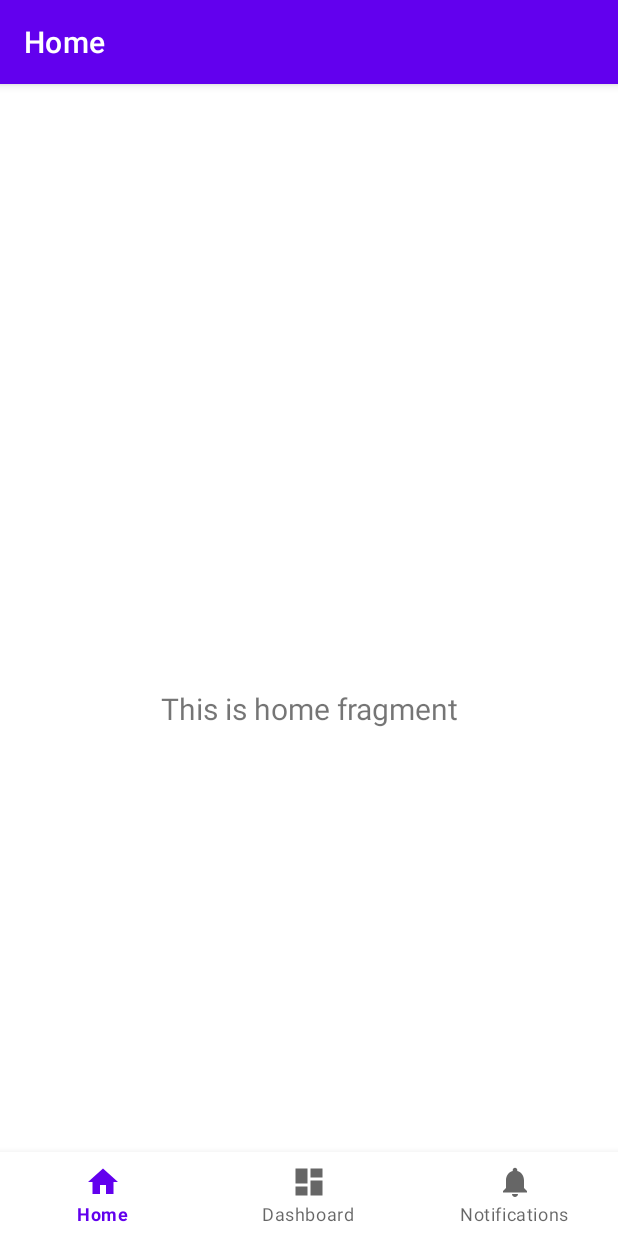
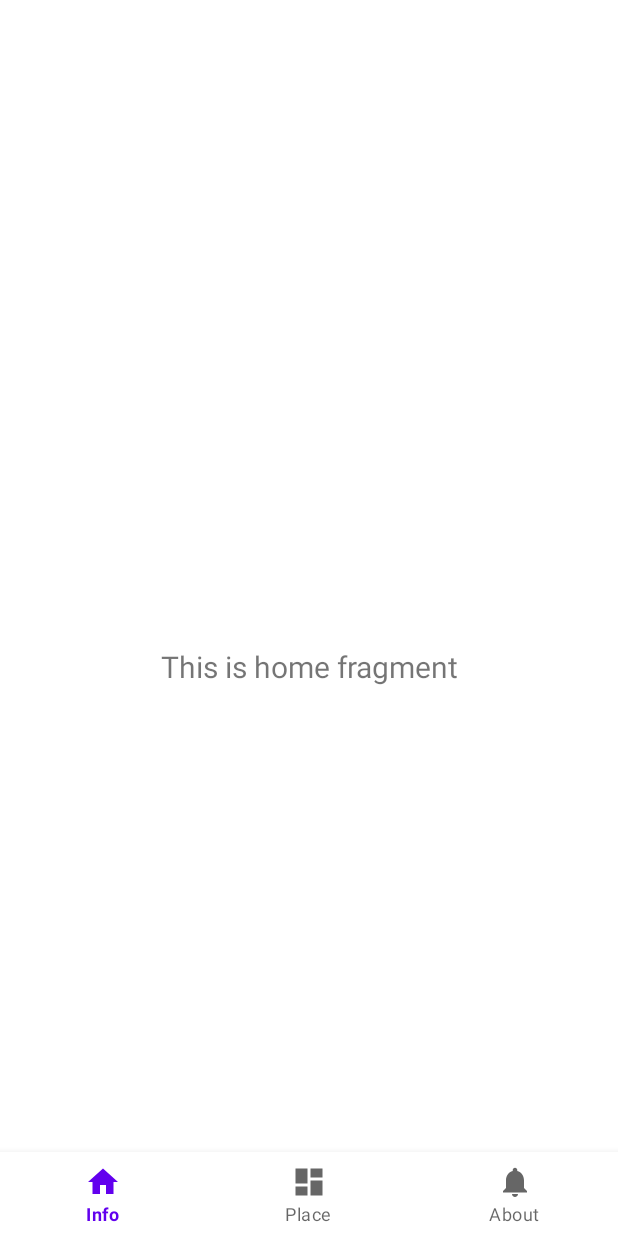
Before and after one commit to raflyfahrezi/Tugas-UAS-Genap-2021-AKB-IF-9-10118377, an Android app: the screen it shows after launch (MainActivity), on a phone screen of 412 x 824 dp. Run offline under Robolectric (Android 15) with nearby library versions, the phone set to English and light mode, and no system bars; our stand-ins replace navigation-ui.

Commit message:
fix title

```diff
--- a/app/src/main/java/com/example/tugas_uas_genap_2021_akb_if_9_10118377/MainActivity.java
+++ b/app/src/main/java/com/example/tugas_uas_genap_2021_akb_if_9_10118377/MainActivity.java
@@ -32,6 +32,7 @@ public class MainActivity extends AppCompatActivity {
 
         binding = ActivityMainBinding.inflate(getLayoutInflater());
         setContentView(binding.getRoot());
+        getSupportActionBar().hide();
 
         BottomNavigationView navView = findViewById(R.id.nav_view);
         // Passing each menu ID as a set of Ids because each
--- a/app/src/main/res/menu/bottom_nav_menu.xml
+++ b/app/src/main/res/menu/bottom_nav_menu.xml
@@ -4,16 +4,16 @@
     <item
         android:id="@+id/navigation_home"
         android:icon="@drawable/ic_home_black_24dp"
-        android:title="@string/title_home" />
+        android:title="@string/title_1" />
 
     <item
         android:id="@+id/navigation_dashboard"
         android:icon="@drawable/ic_dashboard_black_24dp"
-        android:title="@string/title_dashboard" />
+        android:title="@string/title_2" />
 
     <item
         android:id="@+id/navigation_notifications"
         android:icon="@drawable/ic_notifications_black_24dp"
-        android:title="@string/title_notifications" />
+        android:title="@string/title_3" />
 
 </menu>
--- a/app/src/main/res/navigation/mobile_navigation.xml
+++ b/app/src/main/res/navigation/mobile_navigation.xml
@@ -8,18 +8,15 @@
     <fragment
         android:id="@+id/navigation_home"
         android:name="com.example.tugas_uas_genap_2021_akb_if_9_10118377.ui.home.HomeFragment"
-        android:label="@string/title_home"
         tools:layout="@layout/fragment_home" />
 
     <fragment
         android:id="@+id/navigation_dashboard"
         android:name="com.example.tugas_uas_genap_2021_akb_if_9_10118377.ui.dashboard.DashboardFragment"
-        android:label="@string/title_dashboard"
         tools:layout="@layout/fragment_dashboard" />
 
     <fragment
         android:id="@+id/navigation_notifications"
         android:name="com.example.tugas_uas_genap_2021_akb_if_9_10118377.ui.notifications.NotificationsFragment"
-        android:label="@string/title_notifications"
         tools:layout="@layout/fragment_notifications" />
 </navigation>
--- a/app/src/main/res/values/strings.xml
+++ b/app/src/main/res/values/strings.xml
@@ -1,6 +1,6 @@
 <resources>
-    <string name="app_name">Tugas_UAS_Genap_2021_AKB_IF-9_10118377</string>
-    <string name="title_home">Home</string>
-    <string name="title_dashboard">Dashboard</string>
-    <string name="title_notifications">Notifications</string>
+    <string name="app_name">Tempat Wisata</string>
+    <string name="title_1">Info</string>
+    <string name="title_2">Place</string>
+    <string name="title_3">About</string>
 </resources>
```
